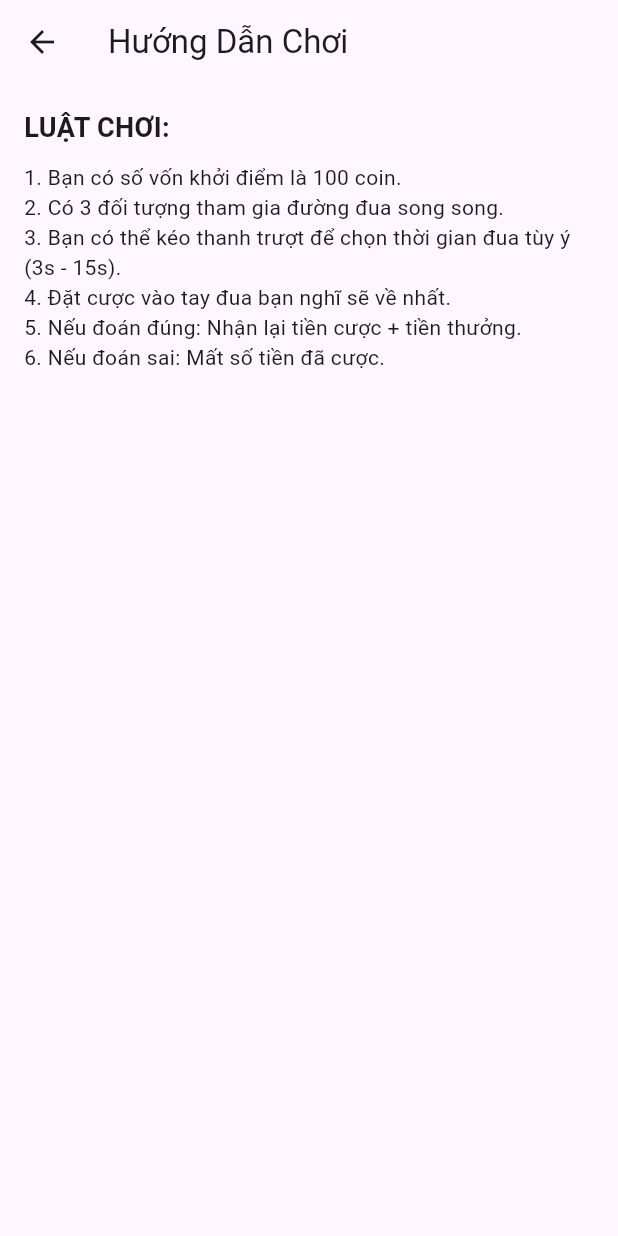
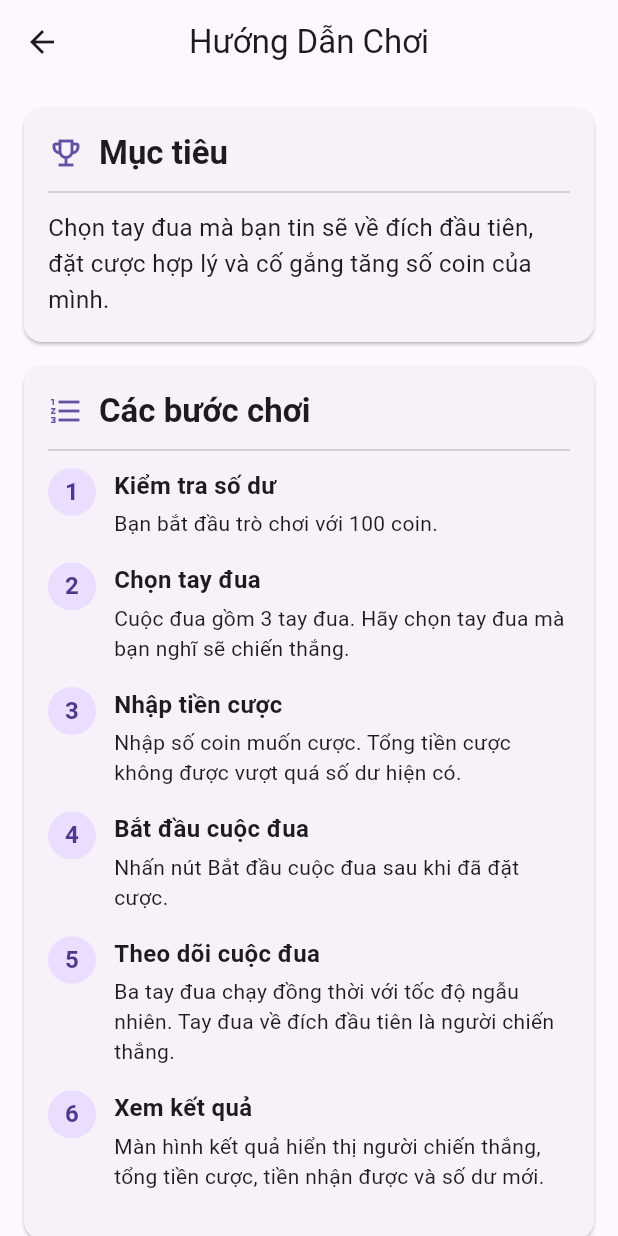
Before and after one commit to danglhse170518-collab/bet-racing-game, a Flutter app: the HowToPlayScreen screen opened directly, on a phone screen of 412 x 824 dp. Run offline on Flutter 3.47's test engine with Material 3 defaults, Android fonts, the light colour scheme and no system bars.

Commit message:
feat(instruction): improve how-to-play screen

```diff
--- a/lib/screens/instruction/how_to_play_screen.dart
+++ b/lib/screens/instruction/how_to_play_screen.dart
@@ -6,23 +6,202 @@ class HowToPlayScreen extends StatelessWidget {
   @override
   Widget build(BuildContext context) {
     return Scaffold(
-      appBar: AppBar(title: const Text("Hướng Dẫn Chơi")),
-      body: const Padding(
-        padding: EdgeInsets.all(16.0),
+      appBar: AppBar(title: const Text('Hướng Dẫn Chơi'), centerTitle: true),
+      body: const SafeArea(
+        child: SingleChildScrollView(
+          padding: EdgeInsets.all(16),
+          child: Column(
+            crossAxisAlignment: CrossAxisAlignment.stretch,
+            children: [
+              _InstructionSection(
+                title: 'Mục tiêu',
+                icon: Icons.emoji_events_outlined,
+                children: [
+                  Text(
+                    'Chọn tay đua mà bạn tin sẽ về đích đầu tiên, '
+                    'đặt cược hợp lý và cố gắng tăng số coin của mình.',
+                    style: TextStyle(fontSize: 16, height: 1.5),
+                  ),
+                ],
+              ),
+              SizedBox(height: 16),
+              _InstructionSection(
+                title: 'Các bước chơi',
+                icon: Icons.format_list_numbered,
+                children: [
+                  _InstructionStepTile(
+                    step: 1,
+                    title: 'Kiểm tra số dư',
+                    description: 'Bạn bắt đầu trò chơi với 100 coin.',
+                  ),
+                  _InstructionStepTile(
+                    step: 2,
+                    title: 'Chọn tay đua',
+                    description:
+                        'Cuộc đua gồm 3 tay đua. Hãy chọn tay đua '
+                        'mà bạn nghĩ sẽ chiến thắng.',
+                  ),
+                  _InstructionStepTile(
+                    step: 3,
+                    title: 'Nhập tiền cược',
+                    description:
+                        'Nhập số coin muốn cược. Tổng tiền cược '
+                        'không được vượt quá số dư hiện có.',
+                  ),
+                  _InstructionStepTile(
+                    step: 4,
+                    title: 'Bắt đầu cuộc đua',
+                    description:
+                        'Nhấn nút Bắt đầu cuộc đua sau khi đã đặt cược.',
+                  ),
+                  _InstructionStepTile(
+                    step: 5,
+                    title: 'Theo dõi cuộc đua',
+                    description:
+                        'Ba tay đua chạy đồng thời với tốc độ ngẫu nhiên. '
+                        'Tay đua về đích đầu tiên là người chiến thắng.',
+                  ),
+                  _InstructionStepTile(
+                    step: 6,
+                    title: 'Xem kết quả',
+                    description:
+                        'Màn hình kết quả hiển thị người chiến thắng, '
+                        'tổng tiền cược, tiền nhận được và số dư mới.',
+                  ),
+                ],
+              ),
+              SizedBox(height: 16),
+              _InstructionSection(
+                title: 'Luật cược',
+                icon: Icons.monetization_on_outlined,
+                children: [
+                  Text(
+                    '• Phải đặt ít nhất một cược trước khi bắt đầu.',
+                    style: TextStyle(fontSize: 15, height: 1.6),
+                  ),
+                  Text(
+                    '• Tổng tiền cược không được vượt quá số coin hiện có.',
+                    style: TextStyle(fontSize: 15, height: 1.6),
+                  ),
+                  Text(
+                    '• Nếu đoán đúng, bạn nhận tổng cộng gấp đôi '
+                    'số coin đã cược vào tay đua chiến thắng.',
+                    style: TextStyle(fontSize: 15, height: 1.6),
+                  ),
+                  Text(
+                    '• Nếu đoán sai, bạn mất số coin đã cược.',
+                    style: TextStyle(fontSize: 15, height: 1.6),
+                  ),
+                ],
+              ),
+              SizedBox(height: 24),
+              Text(
+                'Chúc bạn may mắn!',
+                textAlign: TextAlign.center,
+                style: TextStyle(fontSize: 17, fontWeight: FontWeight.bold),
+              ),
+              SizedBox(height: 16),
+            ],
+          ),
+        ),
+      ),
+    );
+  }
+}
+
+class _InstructionSection extends StatelessWidget {
+  final String title;
+  final IconData icon;
+  final List<Widget> children;
+
+  const _InstructionSection({
+    required this.title,
+    required this.icon,
+    required this.children,
+  });
+
+  @override
+  Widget build(BuildContext context) {
+    final colorScheme = Theme.of(context).colorScheme;
+
+    return Card(
+      margin: EdgeInsets.zero,
+      child: Padding(
+        padding: const EdgeInsets.all(16),
         child: Column(
           crossAxisAlignment: CrossAxisAlignment.start,
           children: [
-            Text("LUẬT CHƠI:", style: TextStyle(fontSize: 18, fontWeight: FontWeight.bold)),
-            SizedBox(height: 10),
-            Text("1. Bạn có số vốn khởi điểm là 100 coin."),
-            Text("2. Có 3 đối tượng tham gia đường đua song song."),
-            Text("3. Bạn có thể kéo thanh trượt để chọn thời gian đua tùy ý (3s - 15s)."),
-            Text("4. Đặt cược vào tay đua bạn nghĩ sẽ về nhất."),
-            Text("5. Nếu đoán đúng: Nhận lại tiền cược + tiền thưởng."),
-            Text("6. Nếu đoán sai: Mất số tiền đã cược."),
+            Row(
+              children: [
+                Icon(icon, color: colorScheme.primary),
+                const SizedBox(width: 10),
+                Text(
+                  title,
+                  style: Theme.of(context).textTheme.titleLarge
+                      ?.copyWith(fontWeight: FontWeight.bold),
+                ),
+              ],
+            ),
+            const Divider(height: 24),
+            ...children,
           ],
         ),
       ),
     );
   }
 }
+
+class _InstructionStepTile extends StatelessWidget {
+  final int step;
+  final String title;
+  final String description;
+
+  const _InstructionStepTile({
+    required this.step,
+    required this.title,
+    required this.description,
+  });
+
+  @override
+  Widget build(BuildContext context) {
+    final colorScheme = Theme.of(context).colorScheme;
+
+    return Padding(
+      padding: const EdgeInsets.only(bottom: 16),
+      child: Row(
+        crossAxisAlignment: CrossAxisAlignment.start,
+        children: [
+          CircleAvatar(
+            radius: 16,
+            backgroundColor: colorScheme.primaryContainer,
+            foregroundColor: colorScheme.onPrimaryContainer,
+            child: Text(
+              '$step',
+              style: const TextStyle(fontWeight: FontWeight.bold),
+            ),
+          ),
+          const SizedBox(width: 12),
+          Expanded(
+            child: Column(
+              crossAxisAlignment: CrossAxisAlignment.start,
+              children: [
+                Text(
+                  title,
+                  style: const TextStyle(
+                    fontSize: 16,
+                    fontWeight: FontWeight.bold,
+                  ),
+                ),
+                const SizedBox(height: 4),
+                Text(
+                  description,
+                  style: const TextStyle(fontSize: 14, height: 1.4),
+                ),
+              ],
+            ),
+          ),
+        ],
+      ),
+    );
+  }
+}
```
Also changed, not shown: 1 other file.
